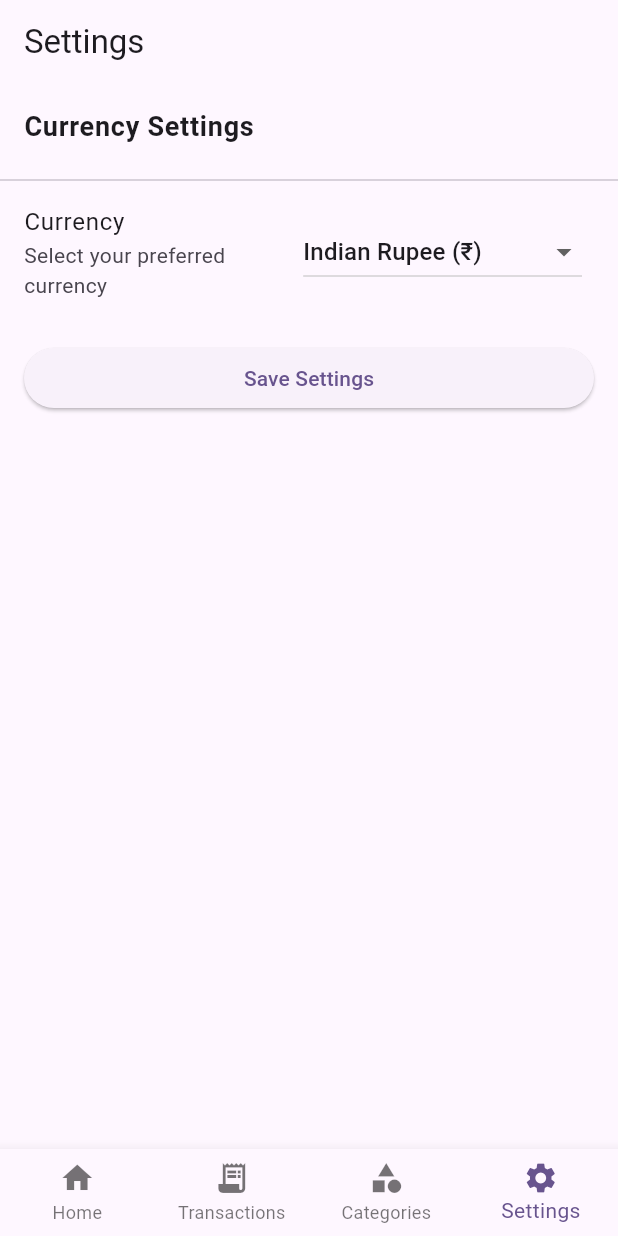
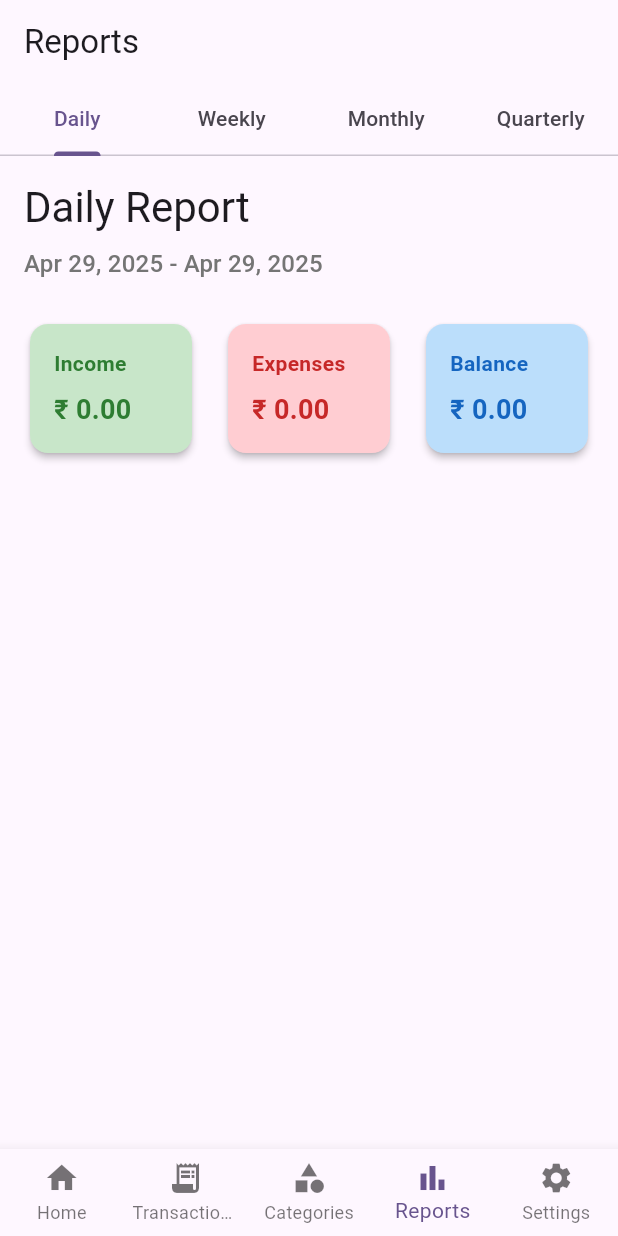
Before and after one commit to bhuvankrishna/Dailytally2, a Flutter app: the screen it shows after launch, item 4 of the bottom bar chosen, on a phone screen of 412 x 824 dp. Run offline on Flutter 3.47's test engine with Material 3 defaults, Android fonts, the phone set to English and light mode, and no system bars; our stand-ins replace csv, drift, file_picker, shared_preferences; accounts and stored records are empty; generated files the repository leaves out were written again.

Commit message:
Added reports Daily, Weekly, Monthly and Quarterly

```diff
--- a/lib/screens/main_screen.dart
+++ b/lib/screens/main_screen.dart
@@ -3,6 +3,7 @@ import '../models/app_database.dart';
 import 'home_screen.dart';
 import 'transaction_list_screen.dart';
 import 'category_list_screen.dart';
+import 'reports_screen.dart';
 import 'settings_screen.dart';
 
 class MainScreen extends StatefulWidget {
@@ -24,6 +25,7 @@ class _MainScreenState extends State<MainScreen> {
       HomeScreen(db: widget.db),
       TransactionListScreen(db: widget.db),
       CategoryListScreen(db: widget.db),
+      ReportsScreen(db: widget.db),
       const SettingsScreen(),
     ];
   }
@@ -54,6 +56,10 @@ class _MainScreenState extends State<MainScreen> {
             label: 'Categories',
           ),
           BottomNavigationBarItem(
+            icon: Icon(Icons.bar_chart),
+            label: 'Reports',
+          ),
+          BottomNavigationBarItem(
             icon: Icon(Icons.settings),
             label: 'Settings',
           ),
--- /dev/null
+++ b/lib/screens/reports_screen.dart
@@ -0,0 +1,331 @@
+import 'package:flutter/material.dart';
+import 'package:intl/intl.dart';
+import '../models/app_database.dart';
+import '../services/report_service.dart';
+import '../services/currency_service.dart';
+
+class ReportsScreen extends StatefulWidget {
+  final AppDatabase db;
+  const ReportsScreen({Key? key, required this.db}) : super(key: key);
+
+  @override
+  _ReportsScreenState createState() => _ReportsScreenState();
+}
+
+class _ReportsScreenState extends State<ReportsScreen> with SingleTickerProviderStateMixin {
+  late TabController _tabController;
+  ReportPeriod _currentPeriod = ReportPeriod.daily;
+  late ReportService _reportService;
+  String _currencySymbol = '₹';
+  ReportData? _currentReport;
+  bool _isLoading = true;
+
+  @override
+  void initState() {
+    super.initState();
+    _tabController = TabController(length: 4, vsync: this);
+    _reportService = ReportService(widget.db);
+    _tabController.addListener(_handleTabChange);
+    _loadCurrencySymbol();
+    _loadReportData();
+  }
+
+  @override
+  void dispose() {
+    _tabController.removeListener(_handleTabChange);
+    _tabController.dispose();
+    super.dispose();
+  }
+
+  void _handleTabChange() {
+    if (!_tabController.indexIsChanging) {
+      setState(() {
+        switch (_tabController.index) {
+          case 0:
+            _currentPeriod = ReportPeriod.daily;
+            break;
+          case 1:
+            _currentPeriod = ReportPeriod.weekly;
+            break;
+          case 2:
+            _currentPeriod = ReportPeriod.monthly;
+            break;
+          case 3:
+            _currentPeriod = ReportPeriod.quarterly;
+            break;
+        }
+        _loadReportData();
+      });
+    }
+  }
+
+  Future<void> _loadCurrencySymbol() async {
+    try {
+      final symbol = await CurrencyService.getCurrencySymbol();
+      setState(() {
+        _currencySymbol = symbol;
+      });
+    } catch (e) {
+      // Fallback to default if there's an error
+      setState(() {
+        _currencySymbol = '₹';
+      });
+    }
+  }
+
+  Future<void> _loadReportData() async {
+    setState(() {
+      _isLoading = true;
+    });
+
+    try {
+      final report = await _reportService.getReportData(_currentPeriod);
+      setState(() {
+        _currentReport = report;
+        _isLoading = false;
+      });
+    } catch (e) {
+      setState(() {
+        _isLoading = false;
+      });
+      ScaffoldMessenger.of(context).showSnackBar(
+        SnackBar(content: Text('Error loading report data: $e')),
+      );
+    }
+  }
+
+  @override
+  Widget build(BuildContext context) {
+    return Scaffold(
+      appBar: AppBar(
+        title: const Text('Reports'),
+        bottom: TabBar(
+          controller: _tabController,
+          tabs: const [
+            Tab(text: 'Daily'),
+            Tab(text: 'Weekly'),
+            Tab(text: 'Monthly'),
+            Tab(text: 'Quarterly'),
+          ],
+        ),
+      ),
+      body: _isLoading
+          ? const Center(child: CircularProgressIndicator())
+          : _currentReport == null
+              ? const Center(child: Text('No data available'))
+              : _buildReportContent(),
+    );
+  }
+
+  Widget _buildReportContent() {
+    final report = _currentReport!;
+
+    return SingleChildScrollView(
+      padding: const EdgeInsets.all(16.0),
+      child: Column(
+        crossAxisAlignment: CrossAxisAlignment.start,
+        children: [
+          _buildReportHeader(report),
+          const SizedBox(height: 24),
+          _buildSummaryCards(report),
+          const SizedBox(height: 24),
+          _buildCategoryBreakdown(report),
+          const SizedBox(height: 24),
+          _buildTransactionList(report),
+        ],
+      ),
+    );
+  }
+
+  Widget _buildReportHeader(ReportData report) {
+    String periodTitle;
+    switch (_currentPeriod) {
+      case ReportPeriod.daily:
+        periodTitle = 'Daily Report';
+        break;
+      case ReportPeriod.weekly:
+        periodTitle = 'Weekly Report';
+        break;
+      case ReportPeriod.monthly:
+        periodTitle = 'Monthly Report';
+        break;
+      case ReportPeriod.quarterly:
+        periodTitle = 'Quarterly Report';
+        break;
+    }
+
+    return Column(
+      crossAxisAlignment: CrossAxisAlignment.start,
+      children: [
+        Text(
+          periodTitle,
+          style: Theme.of(context).textTheme.headlineMedium,
+        ),
+        const SizedBox(height: 8),
+        Text(
+          report.periodLabel,
+          style: Theme.of(context).textTheme.titleMedium?.copyWith(
+            color: Colors.grey[600],
+          ),
+        ),
+      ],
+    );
+  }
+
+  Widget _buildSummaryCards(ReportData report) {
+    return Row(
+      children: [
+        Expanded(
+          child: _buildSummaryCard(
+            'Income',
+            report.totalIncome,
+            Colors.green[100]!,
+            Colors.green[800]!,
+          ),
+        ),
+        const SizedBox(width: 16),
+        Expanded(
+          child: _buildSummaryCard(
+            'Expenses',
+            report.totalExpense,
+            Colors.red[100]!,
+            Colors.red[800]!,
+          ),
+        ),
+        const SizedBox(width: 16),
+        Expanded(
+          child: _buildSummaryCard(
+            'Balance',
+            report.balance,
+            Colors.blue[100]!,
+            Colors.blue[800]!,
+          ),
+        ),
+      ],
+    );
+  }
+
+  Widget _buildSummaryCard(String title, double amount, Color bgColor, Color textColor) {
+    return Card(
+      color: bgColor,
+      elevation: 2,
+      child: Padding(
+        padding: const EdgeInsets.all(16.0),
+        child: Column(
+          crossAxisAlignment: CrossAxisAlignment.start,
+          children: [
+            Text(
+              title,
+              style: TextStyle(
+                fontSize: 14,
+                fontWeight: FontWeight.bold,
+                color: textColor,
+              ),
+            ),
+            const SizedBox(height: 8),
+            Text(
+              '$_currencySymbol ${amount.toStringAsFixed(2)}',
+              style: TextStyle(
+                fontSize: 18,
+                fontWeight: FontWeight.bold,
+                color: textColor,
+              ),
+            ),
+          ],
+        ),
+      ),
+    );
+  }
+
+  Widget _buildCategoryBreakdown(ReportData report) {
+    if (report.categoryTotals.isEmpty) {
+      return const SizedBox.shrink();
+    }
+
+    // Sort categories by amount (descending)
+    final sortedCategories = report.categoryTotals.entries.toList()
+      ..sort((a, b) => b.value.compareTo(a.value));
+
+    return Column(
+      crossAxisAlignment: CrossAxisAlignment.start,
+      children: [
+        Text(
+          'Category Breakdown',
+          style: Theme.of(context).textTheme.titleLarge,
+        ),
+        const SizedBox(height: 16),
+        ...sortedCategories.map((entry) => _buildCategoryItem(entry.key, entry.value)),
+      ],
+    );
+  }
+
+  Widget _buildCategoryItem(String category, double amount) {
+    // Calculate percentage of total expenses
+    final percentage = _currentReport!.totalExpense > 0
+        ? (amount / _currentReport!.totalExpense) * 100
+        : 0.0;
+
+    return Padding(
+      padding: const EdgeInsets.only(bottom: 12.0),
+      child: Column(
+        crossAxisAlignment: CrossAxisAlignment.start,
+        children: [
+          Row(
+            mainAxisAlignment: MainAxisAlignment.spaceBetween,
+            children: [
+              Text(
+                category,
+                style: const TextStyle(fontWeight: FontWeight.bold),
+              ),
+              Text(
+                '$_currencySymbol ${amount.toStringAsFixed(2)} (${percentage.toStringAsFixed(1)}%)',
+              ),
+            ],
+          ),
+          const SizedBox(height: 4),
+          LinearProgressIndicator(
+            value: percentage / 100,
+            backgroundColor: Colors.grey[200],
+            valueColor: AlwaysStoppedAnimation<Color>(
+              HSLColor.fromAHSL(1.0, (percentage * 1.2) % 360, 0.7, 0.5).toColor(),
+            ),
+          ),
+        ],
+      ),
+    );
+  }
+
+  Widget _buildTransactionList(ReportData report) {
+    if (report.transactions.isEmpty) {
+      return const SizedBox.shrink();
+    }
+
+    final dateFormat = DateFormat('MMM d, yyyy');
+
+    return Column(
+      crossAxisAlignment: CrossAxisAlignment.start,
+      children: [
+        Text(
+          'Transactions',
+          style: Theme.of(context).textTheme.titleLarge,
+        ),
+        const SizedBox(height: 16),
+        ...report.transactions.map((tx) {
+          final isIncome = tx.type.toLowerCase() == 'income';
+          return ListTile(
+            contentPadding: EdgeInsets.zero,
+            title: Text(tx.description ?? 'No description'),
+            subtitle: Text(dateFormat.format(tx.date)),
+            trailing: Text(
+              '$_currencySymbol ${tx.amount.toStringAsFixed(2)}',
+              style: TextStyle(
+                fontWeight: FontWeight.bold,
+                color: isIncome ? Colors.green[700] : Colors.red[700],
+              ),
+            ),
+          );
+        }),
+      ],
+    );
+  }
+}
--- /dev/null
+++ b/lib/services/report_service.dart
@@ -0,0 +1,147 @@
+import 'package:intl/intl.dart';
+import '../models/app_database.dart';
+
+enum ReportPeriod {
+  daily,
+  weekly,
+  monthly,
+  quarterly
+}
+
+class ReportData {
+  final DateTime startDate;
+  final DateTime endDate;
+  final double totalIncome;
+  final double totalExpense;
+  final Map<String, double> categoryTotals;
+  final List<Transaction> transactions;
+
+  ReportData({
+    required this.startDate,
+    required this.endDate,
+    required this.totalIncome,
+    required this.totalExpense,
+    required this.categoryTotals,
+    required this.transactions,
+  });
+
+  double get balance => totalIncome - totalExpense;
+
+  String get periodLabel {
+    final dateFormat = DateFormat('MMM d, yyyy');
+    return '${dateFormat.format(startDate)} - ${dateFormat.format(endDate)}';
+  }
+}
+
+class ReportService {
+  final AppDatabase db;
+
+  ReportService(this.db);
+
+  // Get report data for a specific period
+  Future<ReportData> getReportData(ReportPeriod period, [DateTime? customDate]) async {
+    final now = customDate ?? DateTime.now();
+    DateTime startDate;
+    DateTime endDate;
+
+    // Calculate start and end dates based on period
+    switch (period) {
+      case ReportPeriod.daily:
+        startDate = DateTime(now.year, now.month, now.day);
+        endDate = DateTime(now.year, now.month, now.day, 23, 59, 59);
+        break;
+      case ReportPeriod.weekly:
+        // Find the start of the week (Monday)
+        final weekday = now.weekday;
+        startDate = DateTime(now.year, now.month, now.day - weekday + 1);
+        endDate = DateTime(startDate.year, startDate.month, startDate.day + 6, 23, 59, 59);
+        break;
+      case ReportPeriod.monthly:
+        startDate = DateTime(now.year, now.month, 1);
+        // Last day of the month
+        final lastDay = DateTime(now.year, now.month + 1, 0).day;
+        endDate = DateTime(now.year, now.month, lastDay, 23, 59, 59);
+        break;
+      case ReportPeriod.quarterly:
+        final quarter = ((now.month - 1) ~/ 3);
+        final startMonth = quarter * 3 + 1;
+        startDate = DateTime(now.year, startMonth, 1);
+        final endMonth = startMonth + 2;
+        final lastDay = DateTime(now.year, endMonth + 1, 0).day;
+        endDate = DateTime(now.year, endMonth, lastDay, 23, 59, 59);
+        break;
+    }
+
+    // Get all transactions for the period
+    final transactions = await db.select(db.transactions).get();
+
+    // Filter transactions by date manually
+    transactions.removeWhere((tx) =>
+      tx.date.isBefore(startDate) || tx.date.isAfter(endDate));
+
+    // Calculate totals
+    double totalIncome = 0;
+    double totalExpense = 0;
+    Map<String, double> categoryTotals = {};
+
+    // Get all categories for lookup
+    final categories = await db.select(db.categories).get();
+    final categoryMap = {for (var cat in categories) cat.id: cat};
+
+    for (final tx in transactions) {
+      if (tx.type.toLowerCase() == 'income') {
+        totalIncome += tx.amount;
+      } else {
+        totalExpense += tx.amount;
+      }
+
+      // Add to category totals
+      if (tx.categoryId != null) {
+        final category = categoryMap[tx.categoryId];
+        if (category != null) {
+          final categoryName = category.name;
+          categoryTotals[categoryName] = (categoryTotals[categoryName] ?? 0) + tx.amount;
+        }
+      }
+    }
+
+    return ReportData(
+      startDate: startDate,
+      endDate: endDate,
+      totalIncome: totalIncome,
+      totalExpense: totalExpense,
+      categoryTotals: categoryTotals,
+      transactions: transactions,
+    );
+  }
+
+  // Get a list of reports for the past periods (e.g., last 7 days, last 12 months)
+  Future<List<ReportData>> getHistoricalReports(ReportPeriod period, int count) async {
+    final List<ReportData> reports = [];
+    final now = DateTime.now();
+
+    for (int i = 0; i < count; i++) {
+      DateTime customDate;
+
+      switch (period) {
+        case ReportPeriod.daily:
+          customDate = DateTime(now.year, now.month, now.day - i);
+          break;
+        case ReportPeriod.weekly:
+          customDate = DateTime(now.year, now.month, now.day - (i * 7));
+          break;
+        case ReportPeriod.monthly:
+          customDate = DateTime(now.year, now.month - i, 1);
+          break;
+        case ReportPeriod.quarterly:
+          customDate = DateTime(now.year, now.month - (i * 3), 1);
+          break;
+      }
+
+      final report = await getReportData(period, customDate);
+      reports.add(report);
+    }
+
+    return reports;
+  }
+}
```
